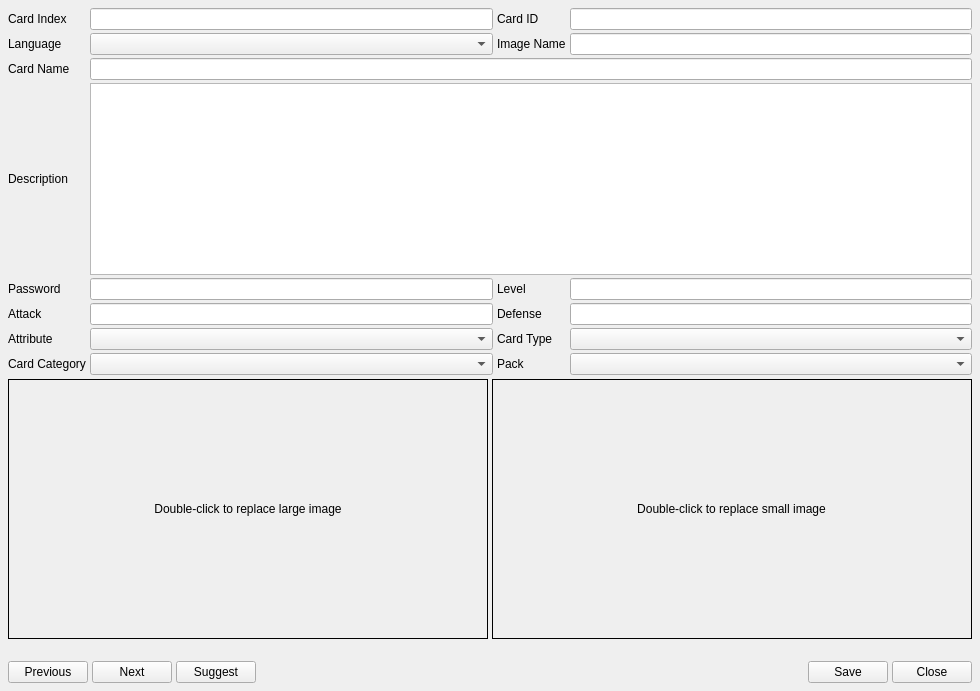
Old version of the form yugioh_editor/ui/card_editor_dialog.ui in the repository kiemkhach/YugiohEditor.
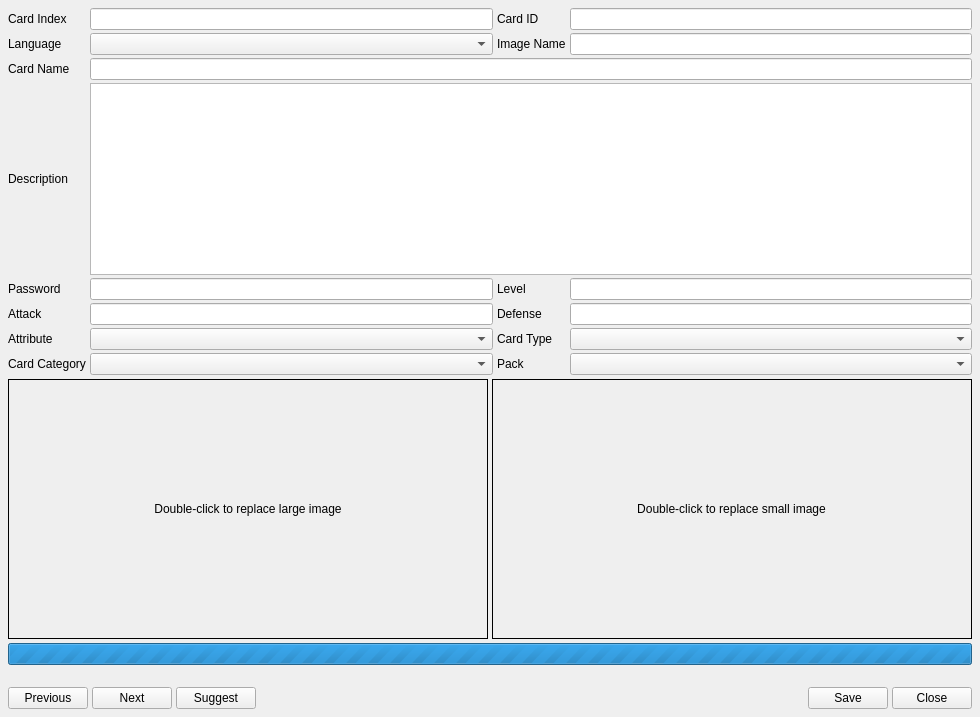
New version of the form.

Patch:
```diff
--- a/yugioh_editor/ui/card_editor_dialog.ui
+++ b/yugioh_editor/ui/card_editor_dialog.ui
@@ -77,6 +77,15 @@
      </item>
     </layout>
    </item>
+   <item>
+    <widget class="QProgressBar" name="pgbInitialization">
+     <property name="visible"><bool>false</bool></property>
+     <property name="minimum"><number>0</number></property>
+     <property name="maximum"><number>0</number></property>
+     <property name="value"><number>0</number></property>
+     <property name="textVisible"><bool>false</bool></property>
+    </widget>
+   </item>
    <item><widget class="QLabel" name="lblStatus"><property name="text"><string/></property></widget></item>
    <item><layout class="QHBoxLayout" name="buttonLayout">
     <item><widget class="QPushButton" name="btnPrevious"><property name="text"><string>Previous</string></property></widget></item>
```
